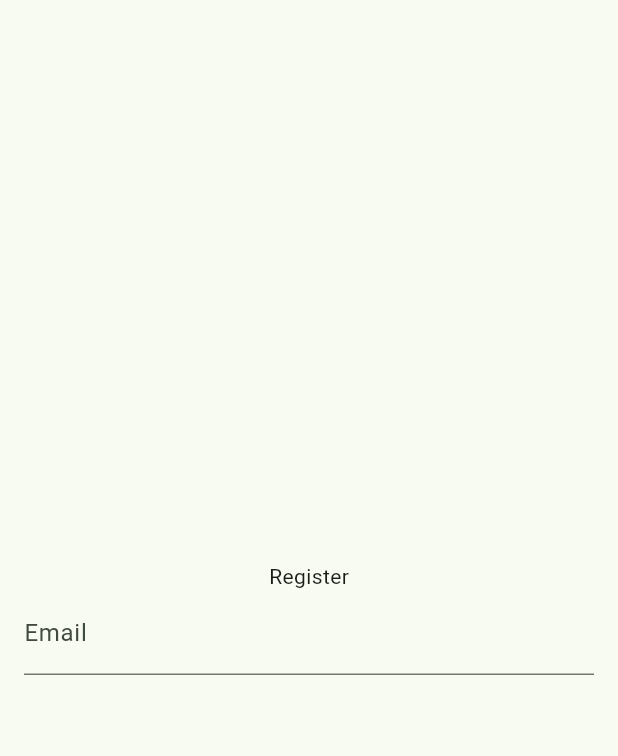
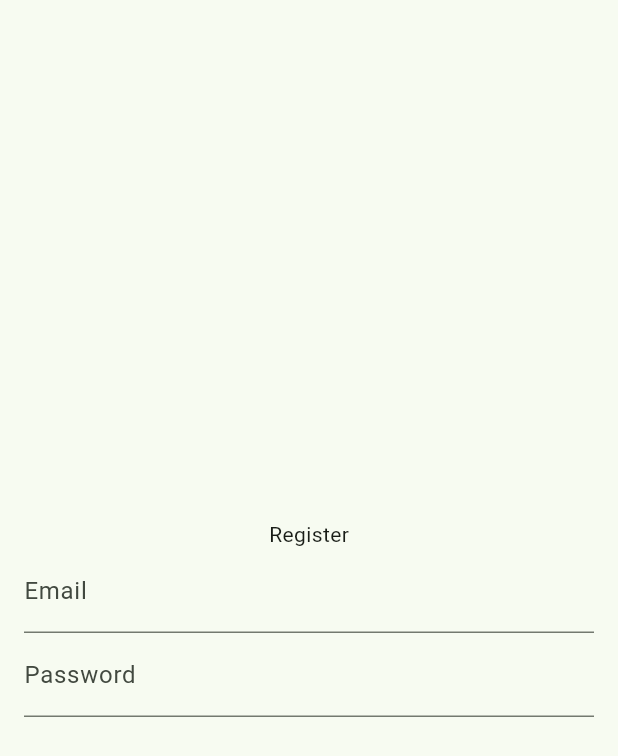
Before and after one commit to NilaAyu1611/20220140138_act4, a Flutter app: the RegisterPage screen opened directly, on a phone screen of 412 x 824 dp. Shown: the top 756 px of the screen. Run offline on Flutter 3.47's test engine with Material 3 defaults, Android fonts, the phone set to English and light mode, and no system bars.

Commit message:
buat hal. register (form password) = validasi

```diff
--- a/lib/presentation/login_page.dart
+++ b/lib/presentation/login_page.dart
@@ -45,7 +45,7 @@ class _LoginPageState extends State<LoginPage> {
                 obscureText: true,
                 validator: (value) {
                   if (value == null || value.isEmpty){
-                    return 'Please enter your email';
+                    return 'Please enter your password';
                   }
                   return null;
                 },
--- a/lib/presentation/register_page.dart
+++ b/lib/presentation/register_page.dart
@@ -36,6 +36,18 @@ class _RegisterPageState extends State<RegisterPage> {
                   return null;
                 },
               ),
+              TextFormField(
+                controller: passwordController,
+                decoration: const InputDecoration(labelText: 'Password'),
+                obscureText: true,
+                validator: (value) {
+                  if (value == null || value.isEmpty){
+                    return 'Please enter your password';
+                  }
+                  return null;
+                },
+              ),
+
             ],
           ),)
       ),
```
